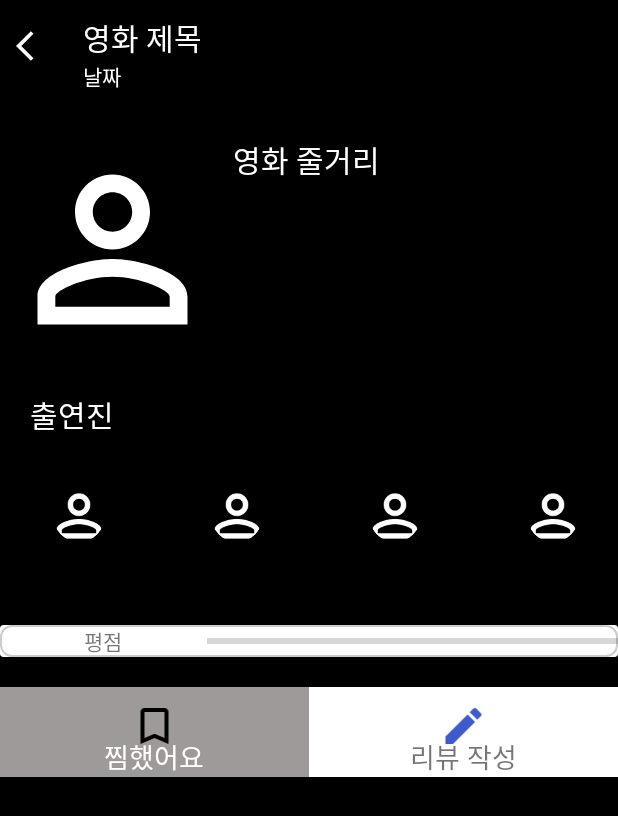
After one commit to JeongUngKim/two_android, an Android app: the layout activity_search_content.xml on its own in the app's theme, with its tools: preview values and no code run, on a phone screen of 412 x 824 dp. The commit adds this screen. Shown: the top 816 px of the screen. Run offline under Robolectric (Android 15) with nearby library versions, the phone set to English and light mode, and no system bars.

Commit message:
0323 3 리뷰 작성 기능 추가

```diff
--- a/app/src/main/java/com/example/two/fragment/MyFragment.java
+++ b/app/src/main/java/com/example/two/fragment/MyFragment.java
@@ -255,7 +255,7 @@ public class MyFragment extends Fragment {
 
         ContentApi api = retrofit.create(ContentApi.class);
 
-        SharedPreferences sp = activity.getSharedPreferences(Config.PREFERENCE_NAME,MODE_PRIVATE);
+        SharedPreferences sp = getActivity().getSharedPreferences(Config.PREFERENCE_NAME,MODE_PRIVATE);
         AccessToken = sp.getString("AccessToken","");
 
         Call<ContentWatchList> call = api.getContentWatch("Bearer "+AccessToken,0);
@@ -305,7 +305,7 @@ public class MyFragment extends Fragment {
 
         ContentApi api = retrofit.create(ContentApi.class);
 
-        SharedPreferences sp = activity.getSharedPreferences(Config.PREFERENCE_NAME,MODE_PRIVATE);
+        SharedPreferences sp = getActivity().getSharedPreferences(Config.PREFERENCE_NAME,MODE_PRIVATE);
         AccessToken = sp.getString("AccessToken","");
 
         Call<ContentWatchList> call = api.getContentWatch("Bearer "+AccessToken,page+1);
--- /dev/null
+++ b/app/src/main/res/layout/activity_search_content.xml
@@ -0,0 +1,248 @@
+<?xml version="1.0" encoding="utf-8"?>
+<androidx.constraintlayout.widget.ConstraintLayout xmlns:android="http://schemas.android.com/apk/res/android"
+    xmlns:app="http://schemas.android.com/apk/res-auto"
+    xmlns:tools="http://schemas.android.com/tools"
+    android:layout_width="match_parent"
+    android:layout_height="match_parent"
+    android:background="#000000"
+    android:backgroundTint="#000000"
+    tools:context=".SearchContentActivity">
+    <LinearLayout
+        android:layout_width="match_parent"
+        android:layout_height="match_parent"
+        android:backgroundTint="@color/black"
+        android:orientation="vertical">
+
+        <LinearLayout
+            android:layout_width="match_parent"
+            android:layout_height="wrap_content"
+            android:orientation="horizontal">
+
+            <ImageView
+                android:id="@+id/imgback"
+                android:layout_width="45dp"
+                android:layout_height="wrap_content"
+                android:layout_gravity="center_vertical"
+                app:srcCompat="@drawable/baseline_arrow_back_ios_24" />
+
+            <LinearLayout
+                android:layout_width="match_parent"
+                android:layout_height="wrap_content"
+                android:layout_marginTop="10dp"
+                android:orientation="vertical">
+
+                <TextView
+                    android:id="@+id/txtTitle"
+                    android:layout_width="wrap_content"
+                    android:layout_height="wrap_content"
+                    android:layout_marginLeft="10dp"
+                    android:maxLines="3"
+                    android:text="영화 제목"
+                    android:textColor="#FFFFFF"
+                    android:textSize="20sp"
+                    app:layout_constrainedWidth="true" />
+
+                <TextView
+                    android:id="@+id/txtDate"
+                    android:layout_width="wrap_content"
+                    android:layout_height="wrap_content"
+                    android:layout_marginLeft="10dp"
+                    android:text="날짜"
+                    android:textColor="#FFFFFF" />
+            </LinearLayout>
+
+        </LinearLayout>
+
+        <LinearLayout
+            android:layout_width="match_parent"
+            android:layout_height="wrap_content"
+            android:layout_marginTop="30dp"
+            android:orientation="horizontal">
+
+            <ImageView
+                android:id="@+id/posterView"
+                android:layout_width="150dp"
+                android:layout_height="150dp"
+                android:scaleType="fitXY"
+                app:srcCompat="@drawable/baseline_person_outline_24" />
+
+            <LinearLayout
+                android:layout_width="match_parent"
+                android:layout_height="wrap_content"
+                android:layout_weight="1"
+                android:orientation="vertical">
+
+                <TextView
+                    android:id="@+id/txtContent"
+                    android:layout_width="match_parent"
+                    android:layout_height="wrap_content"
+                    android:layout_marginLeft="5dp"
+                    android:maxLines="3"
+                    android:text="영화 줄거리"
+                    android:textColor="#FFFFFF"
+                    android:textSize="20sp" />
+
+            </LinearLayout>
+
+        </LinearLayout>
+
+        <TextView
+            android:id="@+id/textView43"
+            android:layout_width="match_parent"
+            android:layout_height="wrap_content"
+            android:layout_marginLeft="20dp"
+            android:layout_marginTop="20dp"
+            android:text="출연진"
+            android:textColor="#FFFFFF"
+            android:textSize="20dp" />
+
+        <LinearLayout
+            android:layout_width="match_parent"
+            android:layout_height="wrap_content"
+            android:orientation="horizontal">
+
+            <de.hdodenhof.circleimageview.CircleImageView
+                android:id="@+id/circle1"
+                android:layout_width="45dp"
+                android:layout_height="45dp"
+                android:layout_margin="30dp"
+                android:background="@android:color/transparent"
+                android:src="@drawable/baseline_person_outline_24"
+                app:civ_border_color="#000000"
+                app:civ_border_overlay="true"
+                app:civ_border_width="5dp" />
+
+            <de.hdodenhof.circleimageview.CircleImageView
+                android:id="@+id/circle2"
+                android:layout_width="45dp"
+                android:layout_height="45dp"
+                android:layout_margin="30dp"
+                android:background="@android:color/transparent"
+                android:src="@drawable/baseline_person_outline_24"
+                app:civ_border_color="#000000"
+                app:civ_border_overlay="true"
+                app:civ_border_width="5dp" />
+
+            <de.hdodenhof.circleimageview.CircleImageView
+                android:id="@+id/circle3"
+                android:layout_width="45dp"
+                android:layout_height="45dp"
+                android:layout_margin="30dp"
+                android:background="@android:color/transparent"
+                android:src="@drawable/baseline_person_outline_24"
+                app:civ_border_color="#000000"
+                app:civ_border_overlay="true"
+                app:civ_border_width="5dp" />
+
+            <de.hdodenhof.circleimageview.CircleImageView
+                android:id="@+id/circle4"
+                android:layout_width="45dp"
+                android:layout_height="45dp"
+                android:layout_margin="30dp"
+                android:background="@android:color/transparent"
+                android:src="@drawable/baseline_person_outline_24"
+                app:civ_border_color="#000000"
+                app:civ_border_overlay="true"
+                app:civ_border_width="5dp" />
+        </LinearLayout>
+
+        <androidx.cardview.widget.CardView
+            android:layout_width="match_parent"
+            android:layout_height="wrap_content"
+            android:layout_marginTop="20dp"
+            android:layout_marginBottom="20dp">
+
+            <LinearLayout
+                android:layout_width="match_parent"
+                android:layout_height="match_parent"
+                android:background="@drawable/shape"
+                android:orientation="horizontal">
+
+
+                <TextView
+                    android:id="@+id/txtRate"
+                    android:layout_width="wrap_content"
+                    android:layout_height="wrap_content"
+                    android:layout_weight="1"
+                    android:gravity="center"
+                    android:text="평점" />
+
+                <ProgressBar
+                    android:id="@+id/progressBar2"
+                    style="?android:attr/progressBarStyleHorizontal"
+                    android:layout_width="wrap_content"
+                    android:layout_height="wrap_content"
+                    android:layout_gravity="center"
+                    android:layout_weight="2"
+                    android:backgroundTint="#FFFFFF"
+                    android:progressTint="#FFEB3B" />
+            </LinearLayout>
+        </androidx.cardview.widget.CardView>
+
+        <LinearLayout
+            android:layout_width="match_parent"
+            android:layout_height="wrap_content"
+            android:layout_marginBottom="20dp"
+            android:orientation="horizontal">
+
+            <FrameLayout
+                android:layout_width="match_parent"
+                android:layout_height="60dp"
+                android:layout_weight="1"
+                android:background="#9F9A9A"
+                android:backgroundTint="#9F9A9A">
+
+                <ImageButton
+                    android:id="@+id/btnChoice"
+                    android:layout_width="match_parent"
+                    android:layout_height="match_parent"
+                    android:layout_marginBottom="8dp"
+                    android:layout_weight="1"
+                    android:backgroundTint="#9F9A9A"
+                    android:scaleType="fitCenter"
+                    app:srcCompat="@drawable/baseline_bookmark_border_24" />
+
+                <TextView
+                    android:id="@+id/txtChoice"
+                    android:layout_width="wrap_content"
+                    android:layout_height="wrap_content"
+                    android:layout_gravity="bottom|center_horizontal"
+                    android:text="찜했어요"
+                    android:textColor="#FFFFFF"
+                    android:textSize="18sp" />
+            </FrameLayout>
+
+            <FrameLayout
+                android:layout_width="match_parent"
+                android:layout_height="60dp"
+                android:layout_weight="1"
+                android:background="#FFFFFF">
+
+                <ImageButton
+                    android:id="@+id/btnReview"
+                    android:layout_width="match_parent"
+                    android:layout_height="match_parent"
+                    android:layout_marginBottom="8dp"
+                    android:layout_weight="1"
+                    android:backgroundTint="#FFFFFF"
+                    android:scaleType="fitCenter"
+                    app:srcCompat="@drawable/baseline_create_24" />
+
+                <TextView
+                    android:id="@+id/txtReview"
+                    android:layout_width="wrap_content"
+                    android:layout_height="wrap_content"
+                    android:layout_gravity="bottom|center_horizontal"
+                    android:text="리뷰 작성"
+                    android:textSize="18sp" />
+            </FrameLayout>
+
+        </LinearLayout>
+
+        <androidx.recyclerview.widget.RecyclerView
+            android:layout_width="match_parent"
+            android:layout_height="match_parent" />
+
+    </LinearLayout>
+
+</androidx.constraintlayout.widget.ConstraintLayout>
```
Also changed, not shown: app/src/main/AndroidManifest.xml (+6 -5 lines), app/src/main/java/com/example/two/Api/ReviewApi.java (added, +19 -0 lines), app/src/main/java/com/example/two/ReviewAddActivity.java (+117 -1 lines), app/src/main/java/com/example/two/SearchContentActivity.java (added, +78 -0 lines), app/src/main/java/com/example/two/adapter/SeachAdapter.java (+12 -0 lines), app/src/main/java/com/example/two/model/reView.java (added, +14 -0 lines), app/src/main/java/com/example/two/model/reViewList.java (added, +15 -0 lines), app/src/main/res/layout/activity_review_add.xml (+23 -7 lines).
